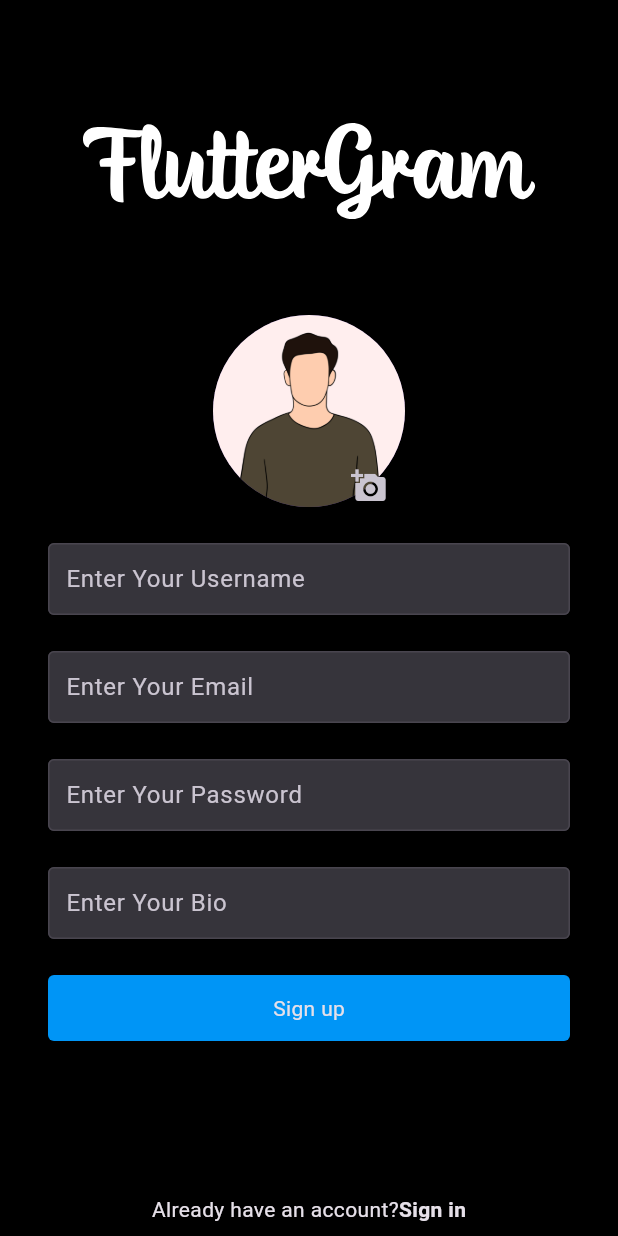
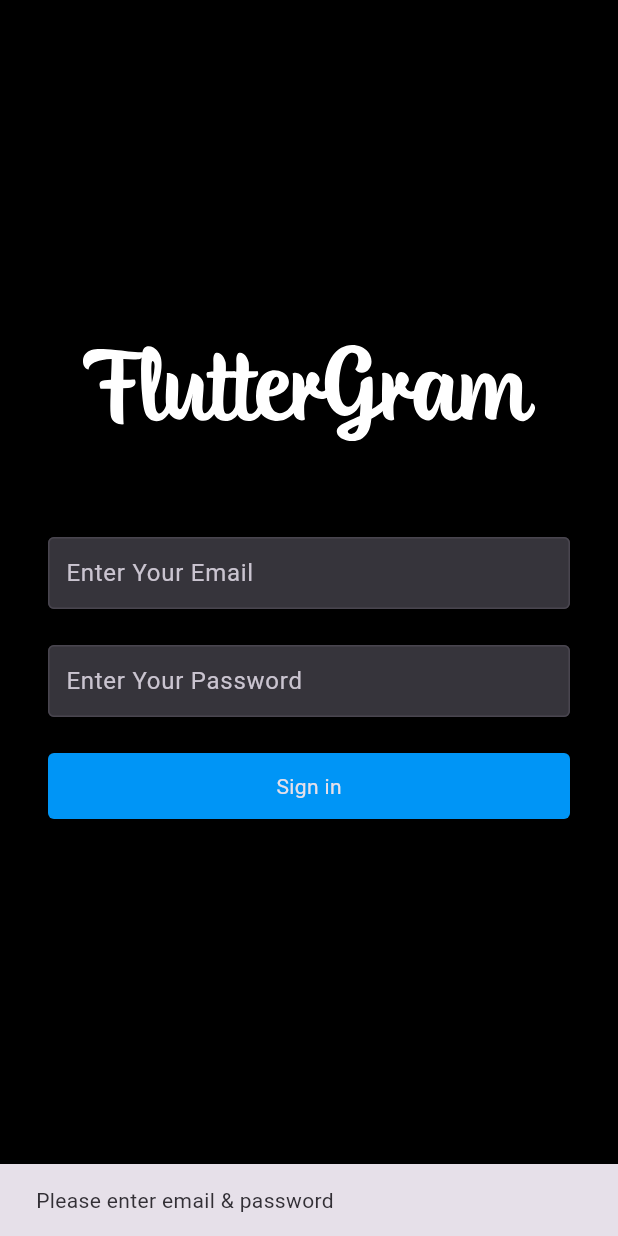
Before and after one commit to sandunrajitha/Flutter-Firebase-Social-Media-App, a Flutter app: the screen it shows after launch, after a tap on "Sign in", on a phone screen of 412 x 824 dp. Run offline on Flutter 3.47's test engine with Material 3 defaults, Android fonts, the phone set to English and light mode, and no system bars; our stand-ins replace cloud_firestore, firebase_auth, firebase_core, firebase_storage, flutter_svg, image_picker; accounts and stored records are empty; generated files the repository leaves out were written again.

Commit message:
implement login methods

```diff
--- a/lib/main.dart
+++ b/lib/main.dart
@@ -28,7 +28,7 @@ class MyApp extends StatelessWidget {
       //   webScreenLayout: WebScreenLayout(),
       //   mobileScreenLayout: MobileScreenLayout(),
       // ),
-      home: SignupScreen(),
+      home: LoginScreen(),
     );
   }
 }
--- a/lib/resources/auth_methods.dart
+++ b/lib/resources/auth_methods.dart
@@ -45,6 +45,26 @@ class AuthMethods {
         return res;
       }
     } catch (err) {
+      // TODO: error messages
+      res = err.toString();
+    }
+    return res;
+  }
+
+  // signin user
+  Future<String> signinUser(
+      {required String email, required String password}) async {
+    String res = 'Some error occured';
+
+    try {
+      if (email.isNotEmpty && password.isNotEmpty) {
+        await _auth.signInWithEmailAndPassword(email: email, password: password);
+        res = 'success';
+      } else {
+        res = 'Please enter email & password';
+      }
+    } catch (err) {
+      // TODO: error messages
       res = err.toString();
     }
     return res;
--- a/lib/screens/login_screen.dart
+++ b/lib/screens/login_screen.dart
@@ -1,6 +1,8 @@
 import 'package:flutter/material.dart';
 import 'package:flutter_svg/flutter_svg.dart';
+import 'package:fluttergram/resources/auth_methods.dart';
 import 'package:fluttergram/utils/colors.dart';
+import 'package:fluttergram/utils/utils.dart';
 import 'package:fluttergram/widgets/text_input_field.dart';
 
 class LoginScreen extends StatefulWidget {
@@ -13,6 +15,23 @@ class LoginScreen extends StatefulWidget {
 class _LoginScreenState extends State<LoginScreen> {
   final TextEditingController _emailController = TextEditingController();
   final TextEditingController _passwordController = TextEditingController();
+  bool _isLoading = false;
+
+  void signinUser() async {
+    setState(() {
+      _isLoading = true;
+    });
+    String res = await AuthMethods().signinUser(
+        email: _emailController.text, password: _passwordController.text);
+
+    setState(() {
+      _isLoading = false;
+    });
+
+    if (res != 'success') {
+      showSnackBar(context, res);
+    }
+  }
 
   @override
   void dispose() {
@@ -58,6 +77,7 @@ class _LoginScreenState extends State<LoginScreen> {
               ),
               // login button
               InkWell(
+                onTap: signinUser,
                 child: Container(
                     width: double.infinity,
                     alignment: Alignment.center,
@@ -69,8 +89,11 @@ class _LoginScreenState extends State<LoginScreen> {
                           ),
                         ),
                         color: blueColor),
-                  child: const Text('Sign in'),
-                ),
+                    child: _isLoading
+                        ? const Center(
+                            child:
+                                CircularProgressIndicator(color: primaryColor))
+                        : const Text('Sign in')),
               ),
               const SizedBox(
                 height: 12,
```
Lines whose indentation alone changed are shown as unchanged.
